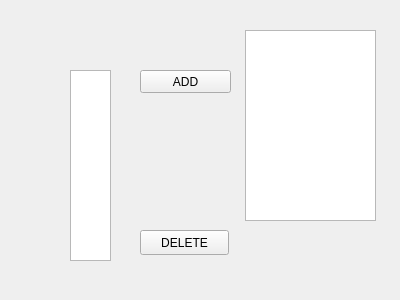
The window that mainwindow.ui (yvalleru/QtExamples) describes before a commit, drawn with Qt 5.
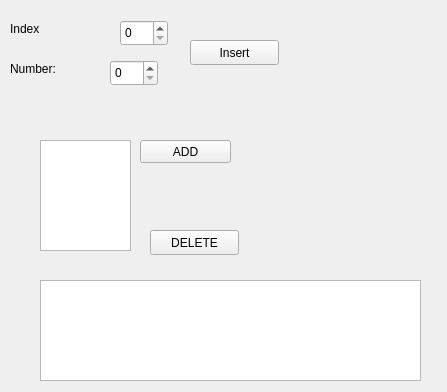
The same window after the commit.

Commit message: Qlist.insert

The edit to the form file:
```diff
--- a/mainwindow.ui
+++ b/mainwindow.ui
@@ -6,8 +6,8 @@
    <rect>
     <x>0</x>
     <y>0</y>
-    <width>400</width>
-    <height>300</height>
+    <width>447</width>
+    <height>392</height>
    </rect>
   </property>
   <property name="windowTitle">
@@ -18,7 +18,7 @@
     <property name="geometry">
      <rect>
       <x>140</x>
-      <y>70</y>
+      <y>140</y>
       <width>91</width>
       <height>23</height>
      </rect>
@@ -30,7 +30,7 @@
    <widget class="QPushButton" name="remove">
     <property name="geometry">
      <rect>
-      <x>140</x>
+      <x>150</x>
       <y>230</y>
       <width>89</width>
       <height>25</height>
@@ -40,23 +40,82 @@
      <string>DELETE</string>
     </property>
    </widget>
-   <widget class="QTextEdit" name="textedit">
-    <property name="geometry">
-     <rect>
-      <x>70</x>
-      <y>70</y>
-      <width>41</width>
-      <height>191</height>
-     </rect>
-    </property>
-   </widget>
    <widget class="QListWidget" name="listWidget">
     <property name="geometry">
      <rect>
-      <x>245</x>
-      <y>30</y>
-      <width>131</width>
-      <height>191</height>
+      <x>40</x>
+      <y>140</y>
+      <width>91</width>
+      <height>111</height>
+     </rect>
+    </property>
+   </widget>
+   <widget class="QSpinBox" name="index">
+    <property name="geometry">
+     <rect>
+      <x>120</x>
+      <y>20</y>
+      <width>48</width>
+      <height>26</height>
+     </rect>
+    </property>
+   </widget>
+   <widget class="QLabel" name="label">
+    <property name="geometry">
+     <rect>
+      <x>10</x>
+      <y>20</y>
+      <width>67</width>
+      <height>17</height>
+     </rect>
+    </property>
+    <property name="text">
+     <string>Index</string>
+    </property>
+   </widget>
+   <widget class="QLabel" name="label_2">
+    <property name="geometry">
+     <rect>
+      <x>10</x>
+      <y>60</y>
+      <width>67</width>
+      <height>17</height>
+     </rect>
+    </property>
+    <property name="text">
+     <string>Number:</string>
+    </property>
+   </widget>
+   <widget class="QSpinBox" name="number">
+    <property name="geometry">
+     <rect>
+      <x>110</x>
+      <y>60</y>
+      <width>48</width>
+      <height>26</height>
+     </rect>
+    </property>
+   </widget>
+   <widget class="QPushButton" name="insert">
+    <property name="geometry">
+     <rect>
+      <x>190</x>
+      <y>40</y>
+      <width>89</width>
+      <height>25</height>
+     </rect>
+    </property>
+    <property name="text">
+     <string>Insert</string>
+    </property>
+   </widget>
+   <widget class="QTextEdit" name="log">
+    <property name="geometry">
+     <rect>
+      <x>40</x>
+      <y>280</y>
+      <width>381</width>
+      <height>101</height>
      </rect>
     </property>
    </widget>
```
The commit also changes 2 other files.
